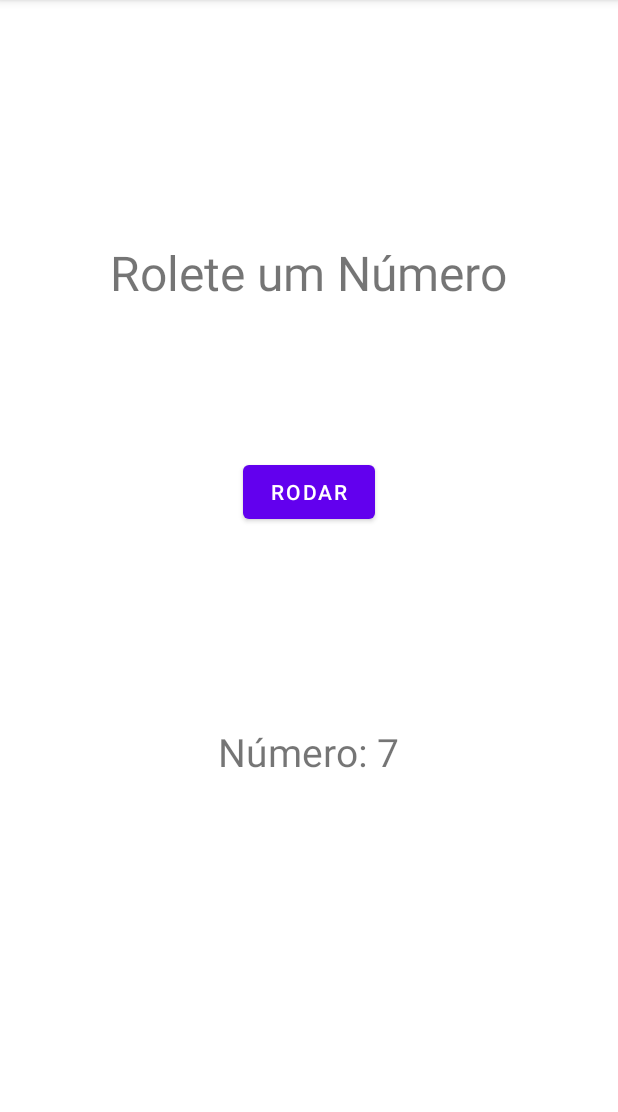
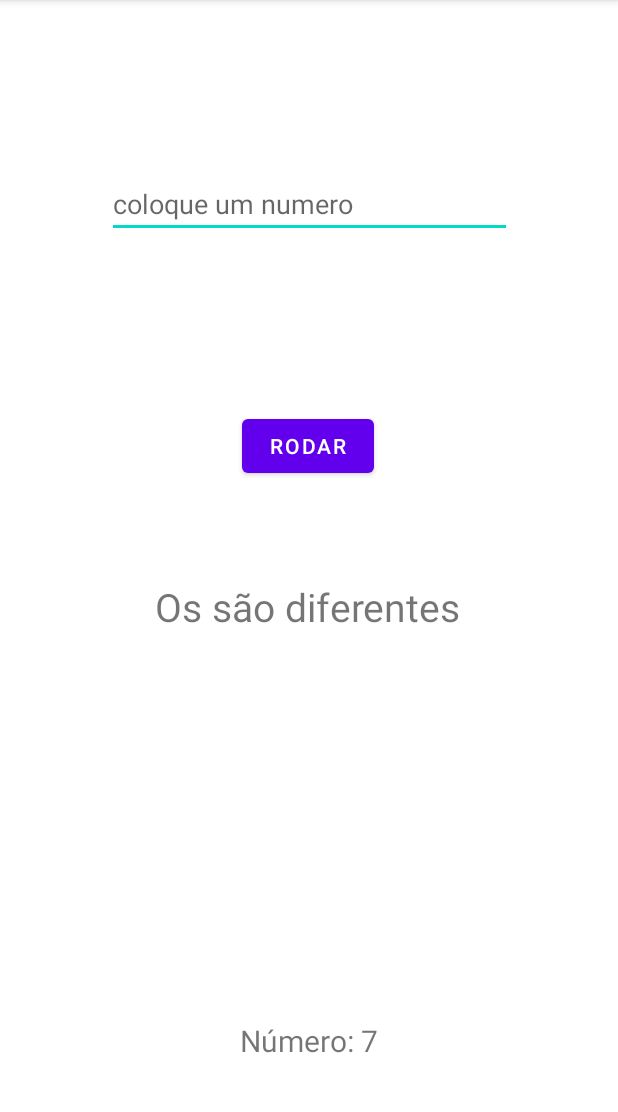
Before and after one commit to WDGustavo/Roleta, an Android app: the screen it shows after launch (MainActivity), after a tap on "RODAR", on a phone screen of 412 x 824 dp, the part 84-1196 px from its top. Run offline under Robolectric (Android 15) with nearby library versions, the phone set to English and light mode, and no system bars; 1 statement that could not run was skipped.

Commit message:
TarefadeComparaçãoroleta

```diff
--- a/app/src/main/java/com/gustavoh/roleta/MainActivity.java
+++ b/app/src/main/java/com/gustavoh/roleta/MainActivity.java
@@ -4,6 +4,8 @@ import androidx.appcompat.app.AppCompatActivity;
 
 import android.os.Bundle;
 import android.view.View;
+import android.widget.EditText;
+import android.widget.ImageView;
 import android.widget.TextView;
 
 import java.util.Random;
@@ -14,11 +16,27 @@ public class MainActivity extends AppCompatActivity {
     protected void onCreate(Bundle savedInstanceState) {
         super.onCreate(savedInstanceState);
         setContentView(R.layout.activity_main);
+        ImageView parabains = findViewById(R.id.imageView);
+        parabains.setVisibility(View.INVISIBLE);
     }
+
     public void Roletar(View view){
         TextView numero = findViewById(R.id.textView2);
+        TextView teste3 = findViewById(R.id.textView3);
+        ImageView parabains = findViewById(R.id.imageView);
         Random num = new Random();
         int valor = num.nextInt(10)+1;
-        numero.setText("Número: " +valor);
+        EditText teste = findViewById(R.id.editTextTextPersonName);
+        int teste4;
+        teste4 = Integer.parseInt(teste.getText().toString());
+
+        if (teste4 == valor){
+            numero.setText("");
+            parabains.setVisibility(View.VISIBLE);
+        }
+        else {
+            numero.setText("Os são diferentes");
+        }
+        teste3.setText("Número: "+valor);
     }
 }
--- a/app/src/main/res/layout/activity_main.xml
+++ b/app/src/main/res/layout/activity_main.xml
@@ -7,39 +7,66 @@
     tools:context=".MainActivity">
 
 
-    <TextView
-        android:id="@+id/textView"
-        android:layout_width="wrap_content"
-        android:layout_height="wrap_content"
-        android:layout_marginTop="160dp"
-        android:text="Rolete um Número"
-        android:textSize="32sp"
-        app:layout_constraintEnd_toEndOf="parent"
-        app:layout_constraintHorizontal_bias="0.498"
-        app:layout_constraintStart_toStartOf="parent"
-        app:layout_constraintTop_toTopOf="parent" />
-
     <Button
         android:id="@+id/button"
         android:layout_width="wrap_content"
         android:layout_height="wrap_content"
-        android:layout_marginTop="304dp"
+        android:layout_marginTop="240dp"
+        android:onClick="Roletar"
         android:text="Rodar"
-        android:onClick="Roletar"
+        app:layout_constraintBottom_toTopOf="@+id/textView2"
         app:layout_constraintEnd_toEndOf="parent"
+        app:layout_constraintHorizontal_bias="0.498"
         app:layout_constraintStart_toStartOf="parent"
-        app:layout_constraintTop_toTopOf="parent" />
+        app:layout_constraintTop_toTopOf="parent"
+        app:layout_constraintVertical_bias="0.337" />
 
     <TextView
         android:id="@+id/textView2"
         android:layout_width="wrap_content"
         android:layout_height="wrap_content"
-        android:text="Resultado"
+        android:text=""
         android:textSize="26sp"
         app:layout_constraintBottom_toBottomOf="parent"
         app:layout_constraintEnd_toEndOf="parent"
         app:layout_constraintHorizontal_bias="0.498"
         app:layout_constraintStart_toStartOf="parent"
         app:layout_constraintTop_toTopOf="parent"
-        app:layout_constraintVertical_bias="0.66" />
+        app:layout_constraintVertical_bias="0.528" />
+
+    <EditText
+        android:id="@+id/editTextTextPersonName"
+        android:layout_width="270dp"
+        android:layout_height="43dp"
+        android:ems="10"
+        android:hint="coloque um numero"
+        android:inputType="number"
+        app:layout_constraintBottom_toTopOf="@+id/button"
+        app:layout_constraintEnd_toEndOf="parent"
+        app:layout_constraintStart_toStartOf="parent"
+        app:layout_constraintTop_toTopOf="parent" />
+
+    <TextView
+        android:id="@+id/textView3"
+        android:layout_width="wrap_content"
+        android:layout_height="wrap_content"
+        android:text="Número:"
+        android:textSize="20sp"
+        app:layout_constraintBottom_toBottomOf="parent"
+        app:layout_constraintEnd_toEndOf="parent"
+        app:layout_constraintStart_toStartOf="parent"
+        app:layout_constraintTop_toBottomOf="@+id/textView2"
+        app:layout_constraintVertical_bias="0.81" />
+
+    <ImageView
+        android:id="@+id/imageView"
+        android:layout_width="137dp"
+        android:layout_height="161dp"
+        app:layout_constraintBottom_toTopOf="@+id/textView3"
+        app:layout_constraintEnd_toEndOf="parent"
+        app:layout_constraintStart_toStartOf="parent"
+        app:layout_constraintTop_toTopOf="@+id/textView2"
+        app:srcCompat="@drawable/parabains" />
+
+
 </androidx.constraintlayout.widget.ConstraintLayout>
```
Also changed, not shown: app/src/main/res/drawable/parabains.jpg (added).
